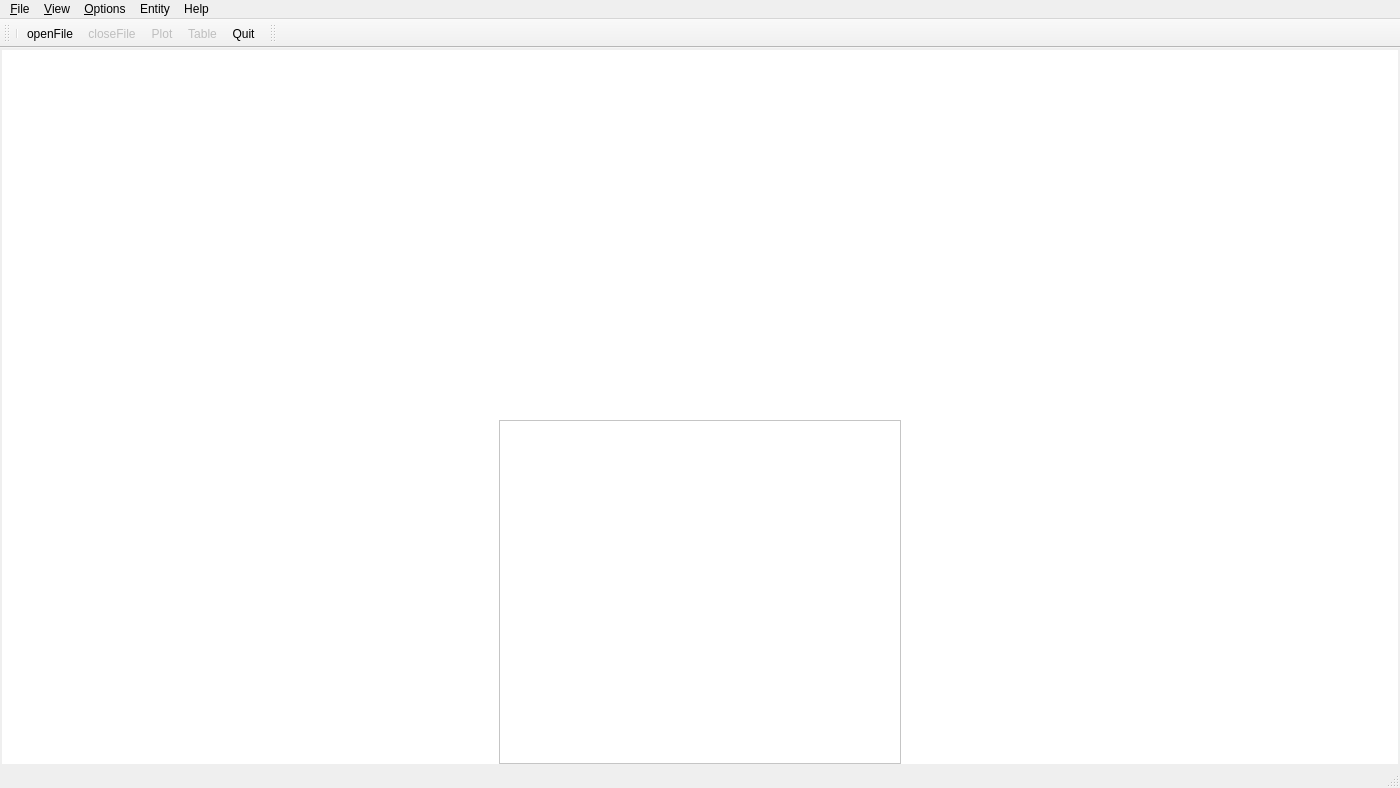
Above: MainWindow.ui from bendalab/NixView before the change. Below: the same form after it.
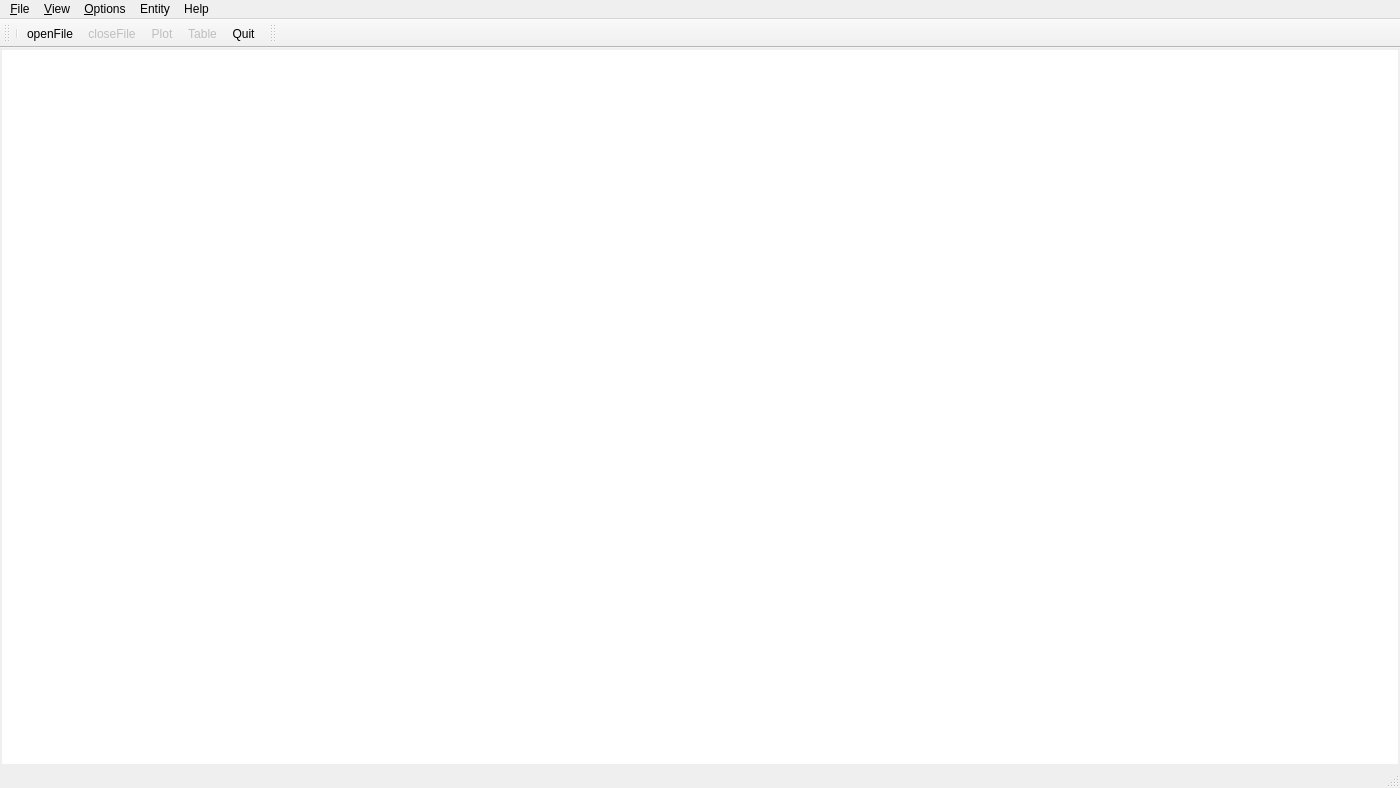
That is the form after the change. Icons and pictures are not drawn. Custom widgets are drawn as their Qt base class.

Commit message: [MainWindow] remove focus frame in start screen

```diff
--- a/MainWindow.ui
+++ b/MainWindow.ui
@@ -96,7 +96,7 @@
          </widget>
          <widget class="QWidget" name="splash">
           <property name="autoFillBackground">
-           <bool>true</bool>
+           <bool>false</bool>
           </property>
           <property name="styleSheet">
            <string notr="true">background-color: white;</string>
@@ -172,11 +172,17 @@
                  <height>200</height>
                 </size>
                </property>
+               <property name="styleSheet">
+                <string notr="true"/>
+               </property>
                <property name="frameShape">
-                <enum>QFrame::StyledPanel</enum>
+                <enum>QFrame::NoFrame</enum>
                </property>
                <property name="frameShadow">
-                <enum>QFrame::Raised</enum>
+                <enum>QFrame::Plain</enum>
+               </property>
+               <property name="lineWidth">
+                <number>0</number>
                </property>
                <layout class="QVBoxLayout" name="verticalLayout">
                 <property name="leftMargin">
@@ -201,11 +207,12 @@
                   </property>
                   <property name="font">
                    <font>
-                    <pointsize>8</pointsize>
+                    <pointsize>9</pointsize>
                    </font>
                   </property>
                   <property name="styleSheet">
-                   <string notr="true">background-color: white;</string>
+                   <string notr="true">background-color: white;
+border-color: rgb(255, 255, 255);</string>
                   </property>
                   <property name="frameShape">
                    <enum>QFrame::NoFrame</enum>
```
Left out of the diff: 2 changed lines with no effect on the pictures. The commit also changes 1 other file.
